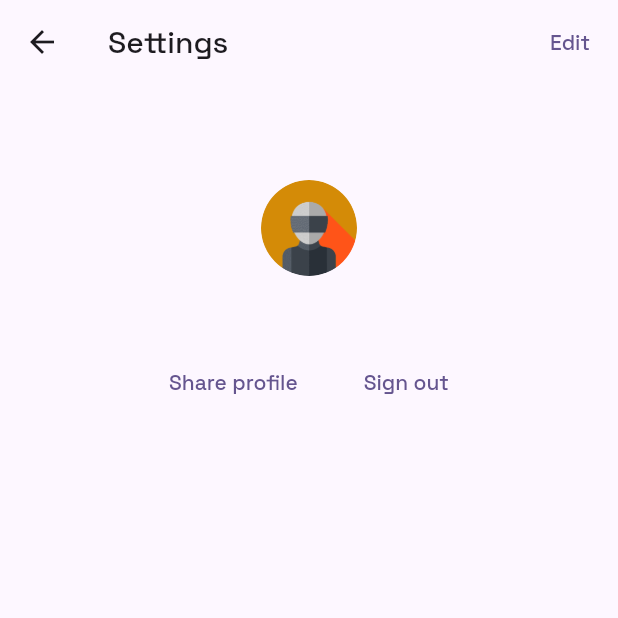
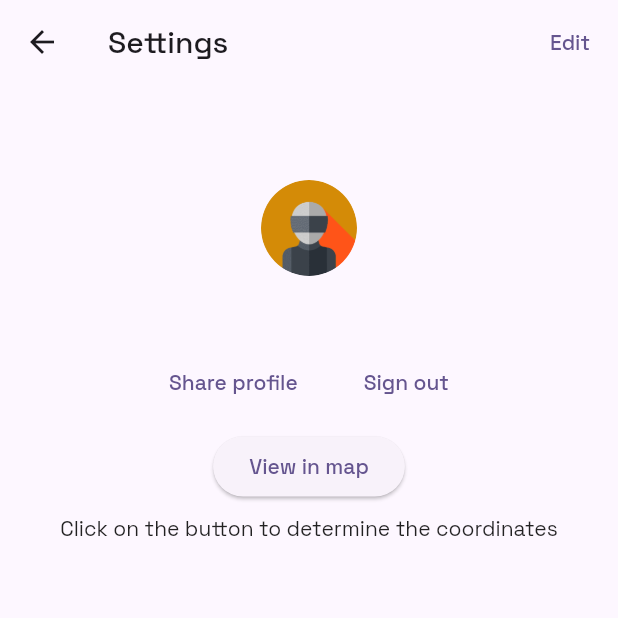
Before and after one commit to ShukinDmitriy/flutter-course, a Flutter app: the SettingsPage screen opened directly, on a phone screen of 412 x 824 dp, the top half of it. Run offline on Flutter 3.47's test engine with Material 2 defaults, Android fonts, the phone set to English and light mode, and no system bars; our stand-ins replace firebase_auth, firebase_core, firebase_database, firebase_storage, flutter_map, freezed_annotation and 9 more; missing offline and left inert: firebase_ui_auth, storybook_flutter, string_to_hex; accounts and stored records are empty; generated files the repository leaves out were written again.

Commit message:
lesson-12 Добавил определение координат устройства и отображение его на карте

```diff
--- a/lib/pages/settings_page.dart
+++ b/lib/pages/settings_page.dart
@@ -3,6 +3,9 @@ import 'package:firebase_auth/firebase_auth.dart';
 import 'package:flutter/material.dart';
 import 'package:get_it/get_it.dart';
 import 'package:image_picker/image_picker.dart';
+import 'package:geolocator/geolocator.dart';
+import 'package:flutter_map/flutter_map.dart';
+import 'package:latlong2/latlong.dart';
 
 import '../models/user.dart' as app_user;
 import 'share_profile.dart';
@@ -23,6 +26,7 @@ class _SettingsPageState extends State<SettingsPage> {
   String? _avatarURL;
   String _displayName = 'no_name';
   String _id = '';
+  Position? _position;
 
   @override
   void initState() {
@@ -92,6 +96,34 @@ class _SettingsPageState extends State<SettingsPage> {
     );
   }
 
+  void _determinePosition() async {
+    bool serviceEnabled;
+    LocationPermission permission;
+
+    serviceEnabled = await Geolocator.isLocationServiceEnabled();
+    if (!serviceEnabled) {
+      return Future.error('Location services are disabled.');
+    }
+
+    permission = await Geolocator.checkPermission();
+    if (permission == LocationPermission.denied) {
+      permission = await Geolocator.requestPermission();
+      if (permission == LocationPermission.denied) {
+        return Future.error('Location permissions are denied');
+      }
+    }
+
+    if (permission == LocationPermission.deniedForever) {
+      return Future.error(
+          'Location permissions are permanently denied, we cannot request permissions.');
+    }
+
+    final position = await Geolocator.getCurrentPosition();
+    setState(() {
+      _position = position;
+    });
+  }
+
   @override
   Widget build(BuildContext context) {
     return Scaffold(
@@ -150,6 +182,51 @@ class _SettingsPageState extends State<SettingsPage> {
                 )
               ],
             ),
+            ButtonBar(
+              alignment: MainAxisAlignment.center,
+              children: <Widget>[
+                ElevatedButton(
+                  onPressed: () {
+                    try {
+                      _determinePosition();
+                    } catch (e) {
+                      print(e);
+                    }
+                  },
+                  child: const Text('View in map'),
+                ),
+              ],
+            ),
+            _position != null
+                ? Flexible(
+                    child: FlutterMap(
+                      options: MapOptions(
+                        center:
+                            LatLng(_position!.latitude, _position!.longitude),
+                        zoom: 5,
+                      ),
+                      children: [
+                        TileLayer(
+                          urlTemplate:
+                              'https://tile.openstreetmap.org/{z}/{x}/{y}.png',
+                          userAgentPackageName:
+                              'dev.fleaflet.flutter_map.example',
+                        ),
+                        MarkerLayer(markers: [
+                          Marker(
+                              width: 40,
+                              height: 40,
+                              point: LatLng(
+                                  _position!.latitude, _position!.longitude),
+                              builder: (ctx) =>
+                                  const Icon(Icons.location_pin, size: 40),
+                              key: const ValueKey('marker')),
+                        ]),
+                      ],
+                    ),
+                  )
+                : const Text(
+                    'Click on the button to determine the coordinates'),
           ],
         ),
       ),
--- a/pubspec.yaml
+++ b/pubspec.yaml
@@ -52,6 +52,8 @@ dependencies:
   firebase_auth: ^4.6.3
   firebase_ui_auth: ^1.5.0
   qr_flutter: ^4.1.0
+  geolocator: ^9.0.2
+  flutter_map: ^5.0.0
 
 dev_dependencies:
   flutter_test:
```
Also changed, not shown: pubspec.lock, 1 other file.
